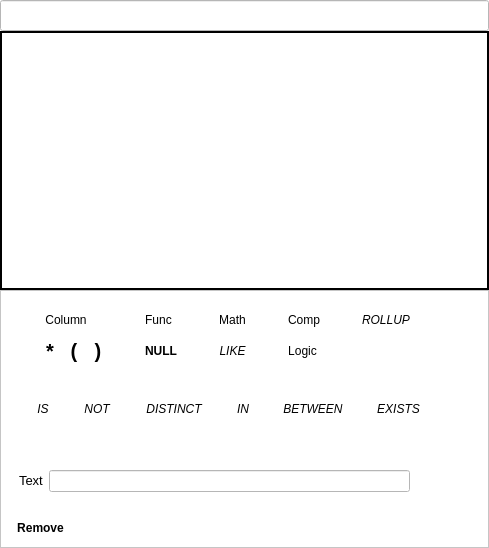
The window that src/query_builder/QueryItemListDialog.ui (fritzone/ddm) describes before a commit, drawn with Qt 5.
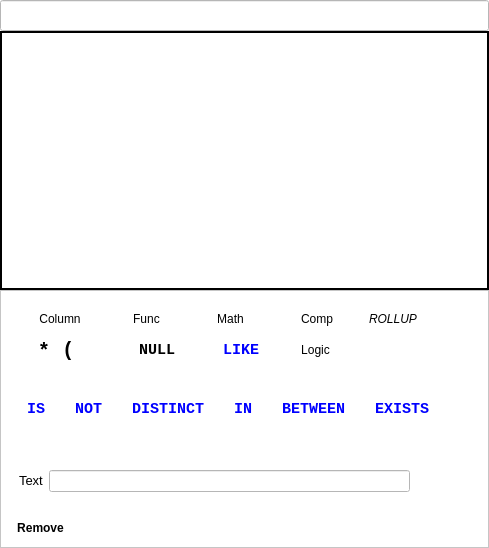
The same window after the commit. Icons and pictures are not drawn.

What changed in the file:
```diff
--- a/src/query_builder/QueryItemListDialog.ui
+++ b/src/query_builder/QueryItemListDialog.ui
@@ -676,6 +676,8 @@
                 <widget class="QToolButton" name="btnNull">
                  <property name="font">
                   <font>
+                   <family>Courier New</family>
+                   <pointsize>11</pointsize>
                    <weight>75</weight>
                    <bold>true</bold>
                   </font>
@@ -711,11 +713,77 @@
                </item>
                <item row="2" column="2">
                 <widget class="QToolButton" name="btnLike">
+                 <property name="palette">
+                  <palette>
+                   <active>
+                    <colorrole role="Text">
+                     <brush brushstyle="SolidPattern">
+                      <color alpha="255">
+                       <red>0</red>
+                       <green>0</green>
+                       <blue>255</blue>
+                      </color>
+                     </brush>
+                    </colorrole>
+                    <colorrole role="ButtonText">
+                     <brush brushstyle="SolidPattern">
+                      <color alpha="255">
+                       <red>0</red>
+                       <green>0</green>
+                       <blue>255</blue>
+                      </color>
+                     </brush>
+                    </colorrole>
+                   </active>
+                   <inactive>
+                    <colorrole role="Text">
+                     <brush brushstyle="SolidPattern">
+                      <color alpha="255">
+                       <red>0</red>
+                       <green>0</green>
+                       <blue>255</blue>
+                      </color>
+                     </brush>
+                    </colorrole>
+                    <colorrole role="ButtonText">
+                     <brush brushstyle="SolidPattern">
+                      <color alpha="255">
+                       <red>0</red>
+                       <green>0</green>
+                       <blue>255</blue>
+                      </color>
+                     </brush>
+                    </colorrole>
+                   </inactive>
+                   <disabled>
+                    <colorrole role="Text">
+                     <brush brushstyle="SolidPattern">
+                      <color alpha="255">
+                       <red>255</red>
+                       <green>255</green>
+                       <blue>255</blue>
+                      </color>
+                     </brush>
+                    </colorrole>
+                    <colorrole role="ButtonText">
+                     <brush brushstyle="SolidPattern">
+                      <color alpha="255">
+                       <red>255</red>
+                       <green>255</green>
+                       <blue>255</blue>
+                      </color>
+                     </brush>
+                    </colorrole>
+                   </disabled>
+                  </palette>
+                 </property>
                  <property name="font">
                   <font>
-                   <weight>50</weight>
-                   <italic>true</italic>
-                   <bold>false</bold>
+                   <family>Courier New</family>
+                   <pointsize>11</pointsize>
+                   <weight>75</weight>
+                   <italic>false</italic>
+                   <bold>true</bold>
                   </font>
                  </property>
                  <property name="focusPolicy">
@@ -919,7 +987,11 @@
                      <bool>true</bool>
                     </property>
                     <property name="text">
-                     <string>)</string>
+                     <string/>
+                    </property>
+                    <property name="icon">
+                     <iconset resource="../dbm.qrc">
+                      <normaloff>:/images/actions/images/big/parantheses_close.png</normaloff>:/images/actions/images/big/parantheses_close.png</iconset>
                     </property>
                     <property name="popupMode">
                      <enum>QToolButton::InstantPopup</enum>
@@ -958,11 +1030,77 @@
                </property>
                <item>
                 <widget class="QToolButton" name="btnIs">
+                 <property name="palette">
+                  <palette>
+                   <active>
+                    <colorrole role="Text">
+                     <brush brushstyle="SolidPattern">
+                      <color alpha="255">
+                       <red>0</red>
+                       <green>0</green>
+                       <blue>255</blue>
+                      </color>
+                     </brush>
+                    </colorrole>
+                    <colorrole role="ButtonText">
+                     <brush brushstyle="SolidPattern">
+                      <color alpha="255">
+                       <red>0</red>
+                       <green>0</green>
+                       <blue>255</blue>
+                      </color>
+                     </brush>
+                    </colorrole>
+                   </active>
+                   <inactive>
+                    <colorrole role="Text">
+                     <brush brushstyle="SolidPattern">
+                      <color alpha="255">
+                       <red>0</red>
+                       <green>0</green>
+                       <blue>255</blue>
+                      </color>
+                     </brush>
+                    </colorrole>
+                    <colorrole role="ButtonText">
+                     <brush brushstyle="SolidPattern">
+                      <color alpha="255">
+                       <red>0</red>
+                       <green>0</green>
+                       <blue>255</blue>
+                      </color>
+                     </brush>
+                    </colorrole>
+                   </inactive>
+                   <disabled>
+                    <colorrole role="Text">
+                     <brush brushstyle="SolidPattern">
+                      <color alpha="255">
+                       <red>255</red>
+                       <green>255</green>
+                       <blue>255</blue>
+                      </color>
+                     </brush>
+                    </colorrole>
+                    <colorrole role="ButtonText">
+                     <brush brushstyle="SolidPattern">
+                      <color alpha="255">
+                       <red>255</red>
+                       <green>255</green>
+                       <blue>255</blue>
+                      </color>
+                     </brush>
+                    </colorrole>
+                   </disabled>
+                  </palette>
+                 </property>
                  <property name="font">
                   <font>
-                   <weight>50</weight>
-                   <italic>true</italic>
-                   <bold>false</bold>
+                   <family>Courier New</family>
+                   <pointsize>11</pointsize>
+                   <weight>75</weight>
+                   <italic>false</italic>
+                   <bold>true</bold>
                   </font>
                  </property>
                  <property name="focusPolicy">
@@ -996,11 +1134,77 @@
                </item>
                <item>
                 <widget class="QToolButton" name="btnNot">
+                 <property name="palette">
+                  <palette>
+                   <active>
+                    <colorrole role="Text">
+                     <brush brushstyle="SolidPattern">
+                      <color alpha="255">
+                       <red>0</red>
+                       <green>0</green>
+                       <blue>255</blue>
+                      </color>
+                     </brush>
+                    </colorrole>
+                    <colorrole role="ButtonText">
+                     <brush brushstyle="SolidPattern">
+                      <color alpha="255">
+                       <red>0</red>
+                       <green>0</green>
+                       <blue>255</blue>
+                      </color>
+                     </brush>
+                    </colorrole>
+                   </active>
+                   <inactive>
+                    <colorrole role="Text">
+                     <brush brushstyle="SolidPattern">
+                      <color alpha="255">
+                       <red>0</red>
+                       <green>0</green>
+                       <blue>255</blue>
+                      </color>
+                     </brush>
+                    </colorrole>
+                    <colorrole role="ButtonText">
+                     <brush brushstyle="SolidPattern">
+                      <color alpha="255">
+                       <red>0</red>
+                       <green>0</green>
+                       <blue>255</blue>
+                      </color>
+                     </brush>
+                    </colorrole>
+                   </inactive>
+                   <disabled>
+                    <colorrole role="Text">
+                     <brush brushstyle="SolidPattern">
+                      <color alpha="255">
+                       <red>255</red>
+                       <green>255</green>
+                       <blue>255</blue>
+                      </color>
+                     </brush>
+                    </colorrole>
+                    <colorrole role="ButtonText">
+                     <brush brushstyle="SolidPattern">
+                      <color alpha="255">
+                       <red>255</red>
+                       <green>255</green>
+                       <blue>255</blue>
+                      </color>
+                     </brush>
+                    </colorrole>
+                   </disabled>
+                  </palette>
+                 </property>
                  <property name="font">
                   <font>
-                   <weight>50</weight>
-                   <italic>true</italic>
-                   <bold>false</bold>
+                   <family>Courier New</family>
+                   <pointsize>11</pointsize>
+                   <weight>75</weight>
+                   <italic>false</italic>
+                   <bold>true</bold>
                   </font>
                  </property>
                  <property name="focusPolicy">
@@ -1034,11 +1238,77 @@
                </item>
                <item>
                 <widget class="QToolButton" name="btnDistinct">
+                 <property name="palette">
+                  <palette>
+                   <active>
+                    <colorrole role="Text">
+                     <brush brushstyle="SolidPattern">
+                      <color alpha="255">
+                       <red>0</red>
+                       <green>0</green>
+                       <blue>255</blue>
+                      </color>
+                     </brush>
+                    </colorrole>
+                    <colorrole role="ButtonText">
+                     <brush brushstyle="SolidPattern">
+                      <color alpha="255">
+                       <red>0</red>
+                       <green>0</green>
+                       <blue>255</blue>
+                      </color>
+                     </brush>
+                    </colorrole>
+                   </active>
+                   <inactive>
+                    <colorrole role="Text">
+                     <brush brushstyle="SolidPattern">
+                      <color alpha="255">
+                       <red>0</red>
+                       <green>0</green>
+                       <blue>255</blue>
+                      </color>
+                     </brush>
+                    </colorrole>
+                    <colorrole role="ButtonText">
+                     <brush brushstyle="SolidPattern">
+                      <color alpha="255">
+                       <red>0</red>
+                       <green>0</green>
+                       <blue>255</blue>
+                      </color>
+                     </brush>
+                    </colorrole>
+                   </inactive>
+                   <disabled>
+                    <colorrole role="Text">
+                     <brush brushstyle="SolidPattern">
+                      <color alpha="255">
+                       <red>255</red>
+                       <green>255</green>
+                       <blue>255</blue>
+                      </color>
+                     </brush>
+                    </colorrole>
+                    <colorrole role="ButtonText">
+                     <brush brushstyle="SolidPattern">
+                      <color alpha="255">
+                       <red>255</red>
+                       <green>255</green>
+                       <blue>255</blue>
+                      </color>
+                     </brush>
+                    </colorrole>
+                   </disabled>
+                  </palette>
+                 </property>
                  <property name="font">
                   <font>
-                   <weight>50</weight>
-                   <italic>true</italic>
-                   <bold>false</bold>
+                   <family>Courier New</family>
+                   <pointsize>11</pointsize>
+                   <weight>75</weight>
+                   <italic>false</italic>
+                   <bold>true</bold>
                   </font>
                  </property>
                  <property name="focusPolicy">
@@ -1072,11 +1342,77 @@
                </item>
                <item>
                 <widget class="QToolButton" name="btnIn">
+                 <property name="palette">
+                  <palette>
+                   <active>
+                    <colorrole role="Text">
+                     <brush brushstyle="SolidPattern">
+                      <color alpha="255">
+                       <red>0</red>
+                       <green>0</green>
+                       <blue>255</blue>
+                      </color>
+                     </brush>
+                    </colorrole>
+                    <colorrole role="ButtonText">
+                     <brush brushstyle="SolidPattern">
+                      <color alpha="255">
+                       <red>0</red>
+                       <green>0</green>
+                       <blue>255</blue>
+                      </color>
+                     </brush>
+                    </colorrole>
+                   </active>
+                   <inactive>
+                    <colorrole role="Text">
+                     <brush brushstyle="SolidPattern">
+                      <color alpha="255">
+                       <red>0</red>
+                       <green>0</green>
+                       <blue>255</blue>
+                      </color>
+                     </brush>
+                    </colorrole>
+                    <colorrole role="ButtonText">
+                     <brush brushstyle="SolidPattern">
+                      <color alpha="255">
+                       <red>0</red>
+                       <green>0</green>
+                       <blue>255</blue>
+                      </color>
+                     </brush>
+                    </colorrole>
+                   </inactive>
+                   <disabled>
+                    <colorrole role="Text">
+                     <brush brushstyle="SolidPattern">
+                      <color alpha="255">
+                       <red>255</red>
+                       <green>255</green>
+                       <blue>255</blue>
+                      </color>
+                     </brush>
+                    </colorrole>
+                    <colorrole role="ButtonText">
+                     <brush brushstyle="SolidPattern">
+                      <color alpha="255">
+                       <red>255</red>
+                       <green>255</green>
+                       <blue>255</blue>
+                      </color>
+                     </brush>
+                    </colorrole>
+                   </disabled>
+                  </palette>
+                 </property>
                  <property name="font">
                   <font>
-                   <weight>50</weight>
-                   <italic>true</italic>
-                   <bold>false</bold>
+                   <family>Courier New</family>
+                   <pointsize>11</pointsize>
+                   <weight>75</weight>
+                   <italic>false</italic>
+                   <bold>true</bold>
                   </font>
                  </property>
                  <property name="focusPolicy">
@@ -1110,11 +1446,77 @@
                </item>
                <item>
                 <widget class="QToolButton" name="btnBetween">
+                 <property name="palette">
+                  <palette>
+                   <active>
+                    <colorrole role="Text">
+                     <brush brushstyle="SolidPattern">
+                      <color alpha="255">
+                       <red>0</red>
+                       <green>0</green>
+                       <blue>255</blue>
+                      </color>
+                     </brush>
+                    </colorrole>
+                    <colorrole role="ButtonText">
+                     <brush brushstyle="SolidPattern">
+                      <color alpha="255">
+                       <red>0</red>
+                       <green>0</green>
+                       <blue>255</blue>
+                      </color>
+                     </brush>
+                    </colorrole>
+                   </active>
+                   <inactive>
+                    <colorrole role="Text">
+                     <brush brushstyle="SolidPattern">
+                      <color alpha="255">
+                       <red>0</red>
+                       <green>0</green>
+                       <blue>255</blue>
+                      </color>
+                     </brush>
+                    </colorrole>
+                    <colorrole role="ButtonText">
+                     <brush brushstyle="SolidPattern">
+                      <color alpha="255">
+                       <red>0</red>
+                       <green>0</green>
+                       <blue>255</blue>
+                      </color>
+                     </brush>
+                    </colorrole>
+                   </inactive>
+                   <disabled>
+                    <colorrole role="Text">
+                     <brush brushstyle="SolidPattern">
+                      <color alpha="255">
+                       <red>255</red>
+                       <green>255</green>
+                       <blue>255</blue>
+                      </color>
+                     </brush>
+                    </colorrole>
+                    <colorrole role="ButtonText">
+                     <brush brushstyle="SolidPattern">
+                      <color alpha="255">
+                       <red>255</red>
+                       <green>255</green>
+                       <blue>255</blue>
+                      </color>
+                     </brush>
+                    </colorrole>
+                   </disabled>
+                  </palette>
+                 </property>
                  <property name="font">
                   <font>
-                   <weight>50</weight>
-                   <italic>true</italic>
-                   <bold>false</bold>
+                   <family>Courier New</family>
+                   <pointsize>11</pointsize>
+                   <weight>75</weight>
+                   <italic>false</italic>
+                   <bold>true</bold>
                   </font>
                  </property>
                  <property name="focusPolicy">
@@ -1148,11 +1550,77 @@
                </item>
                <item>
                 <widget class="QToolButton" name="btnExists">
+                 <property name="palette">
+                  <palette>
+                   <active>
+                    <colorrole role="Text">
+                     <brush brushstyle="SolidPattern">
+                      <color alpha="255">
+                       <red>0</red>
+                       <green>0</green>
+                       <blue>255</blue>
+                      </color>
+                     </brush>
+                    </colorrole>
+                    <colorrole role="ButtonText">
+                     <brush brushstyle="SolidPattern">
+                      <color alpha="255">
+                       <red>0</red>
+                       <green>0</green>
+                       <blue>255</blue>
+                      </color>
+                     </brush>
+                    </colorrole>
+                   </active>
+                   <inactive>
+                    <colorrole role="Text">
+                     <brush brushstyle="SolidPattern">
+                      <color alpha="255">
+                       <red>0</red>
+                       <green>0</green>
+                       <blue>255</blue>
+                      </color>
+                     </brush>
+                    </colorrole>
+                    <colorrole role="ButtonText">
+                     <brush brushstyle="SolidPattern">
+                      <color alpha="255">
+                       <red>0</red>
+                       <green>0</green>
+                       <blue>255</blue>
+                      </color>
+                     </brush>
+                    </colorrole>
+                   </inactive>
+                   <disabled>
+                    <colorrole role="Text">
+                     <brush brushstyle="SolidPattern">
+                      <color alpha="255">
+                       <red>255</red>
+                       <green>255</green>
+                       <blue>255</blue>
+                      </color>
+                     </brush>
+                    </colorrole>
+                    <colorrole role="ButtonText">
+                     <brush brushstyle="SolidPattern">
+                      <color alpha="255">
+                       <red>255</red>
+                       <green>255</green>
+                       <blue>255</blue>
+                      </color>
+                     </brush>
+                    </colorrole>
+                   </disabled>
+                  </palette>
+                 </property>
                  <property name="font">
                   <font>
-                   <weight>50</weight>
-                   <italic>true</italic>
-                   <bold>false</bold>
+                   <family>Courier New</family>
+                   <pointsize>11</pointsize>
+                   <weight>75</weight>
+                   <italic>false</italic>
+                   <bold>true</bold>
                   </font>
                  </property>
                  <property name="focusPolicy">
```
Left out of the diff: 16 changed lines with no effect on the pictures.
